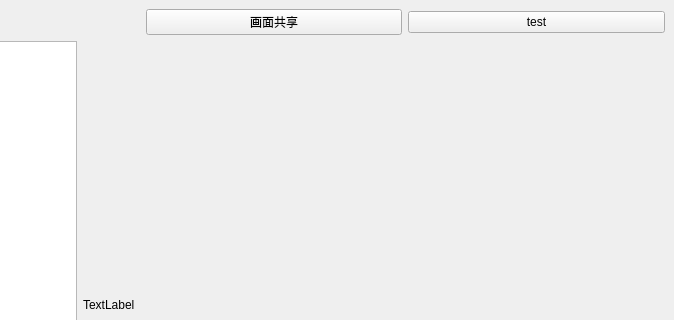
Before: the Qt Designer form ChunGeEr/mainwindow.ui in chenningup/ChunGeEr, drawn with Qt 5; both pictures show x 126 to 800 and y 0 to 320 of the 800 by 600 pixel window.
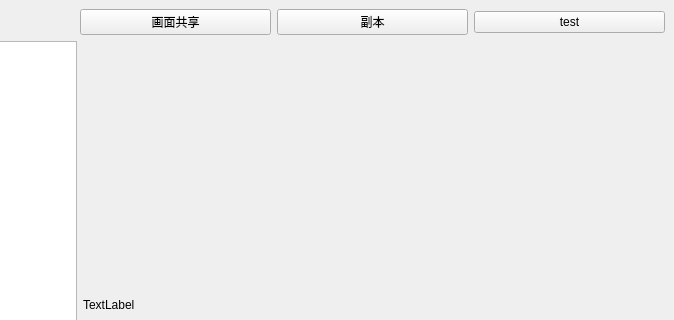
After: the same form once the commit is applied.

What changed in the file:
```diff
--- a/ChunGeEr/mainwindow.ui
+++ b/ChunGeEr/mainwindow.ui
@@ -31,6 +31,13 @@
         </property>
        </widget>
       </item>
+      <item>
+       <widget class="QPushButton" name="dungeonPushButton">
+        <property name="text">
+         <string>副本</string>
+        </property>
+       </widget>
+      </item>
       <item>
        <widget class="QPushButton" name="testButton">
         <property name="text">
```
